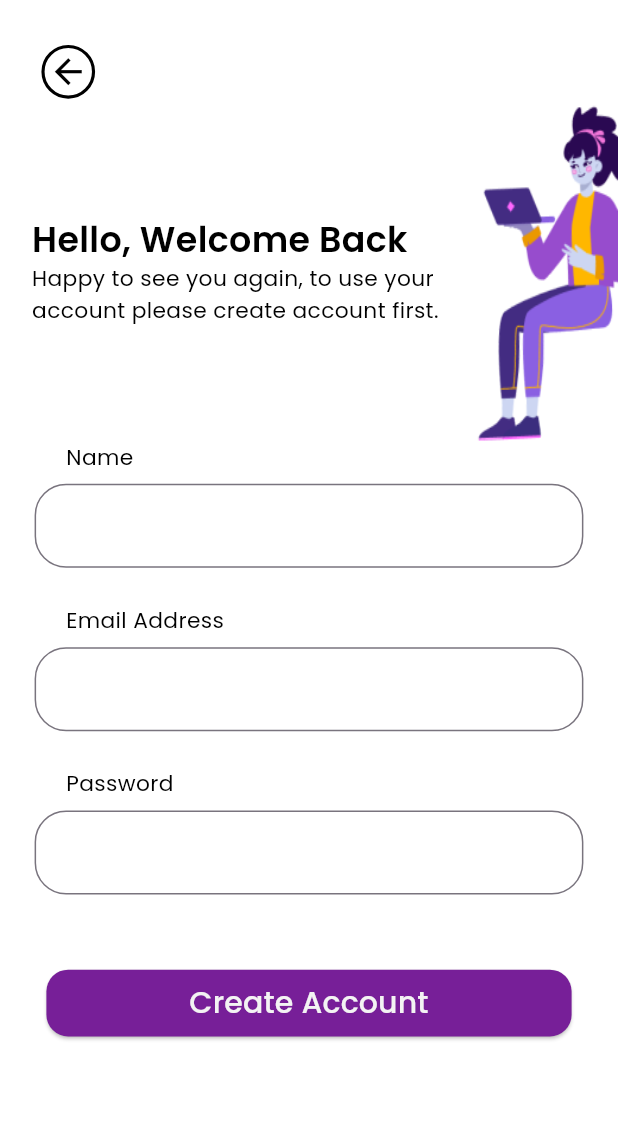
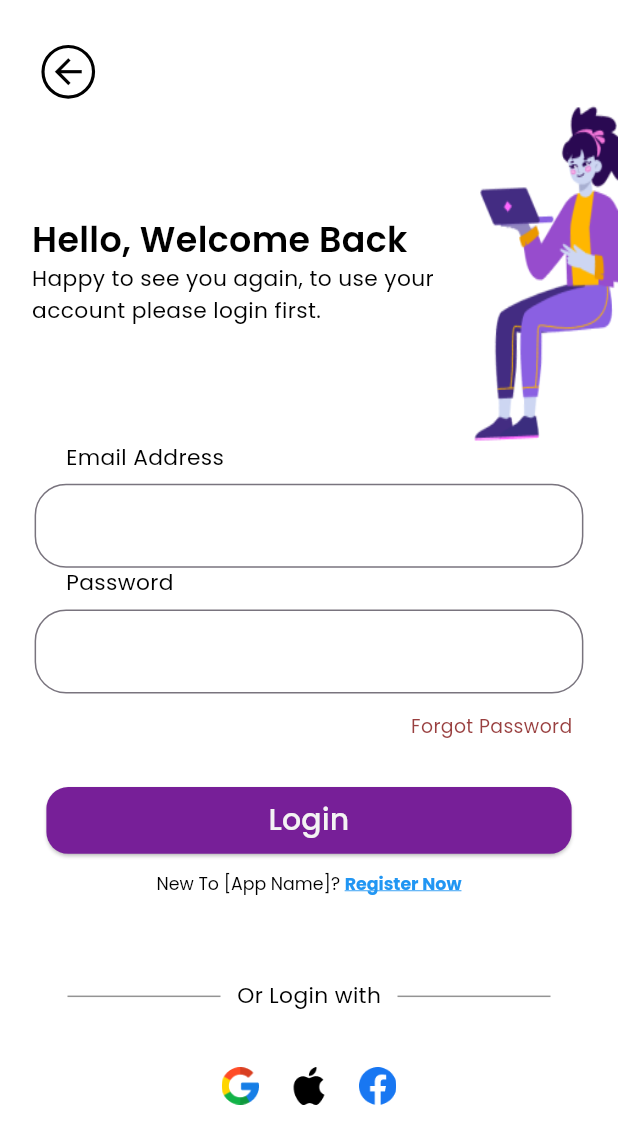
Before and after one commit to nhattruong02/MiniChatApp, a Flutter app: the screen it shows after launch, on a phone screen of 412 x 824 dp. Shown: the top 1144 px of the screen. Run offline on Flutter 3.47's test engine with Material 3 defaults, Android fonts, the phone set to English and light mode, and no system bars; our stand-ins replace cloud_firestore, firebase_auth, firebase_core, flutter_screenutil, google_fonts; accounts and stored records are empty.

Commit message:
+ logic_login_screen

```diff
--- a/lib/main.dart
+++ b/lib/main.dart
@@ -1,8 +1,20 @@
+import 'package:firebase_core/firebase_core.dart';
 import 'package:flutter/material.dart';
 import 'package:flutter_screenutil/flutter_screenutil.dart';
+import 'package:minichatapp/provider/auth_provider.dart';
+import 'package:minichatapp/provider/chat_provider.dart';
+import 'package:minichatapp/ui/bottom_bar/app_main_screen.dart';
+import 'package:minichatapp/ui/login/login_screen.dart';
 import 'package:minichatapp/ui/register/register_screen.dart';
+import 'package:provider/provider.dart';
 
-void main() {
+import 'firebase_options.dart';
+
+void main() async {
+  WidgetsFlutterBinding.ensureInitialized();
+  await Firebase.initializeApp(
+    options: DefaultFirebaseOptions.currentPlatform,
+  );
   runApp(const MyApp());
 }
 
@@ -12,17 +24,43 @@ class MyApp extends StatelessWidget {
   // This widget is the root of your application.
   @override
   Widget build(BuildContext context) {
-    return ScreenUtilInit(
+    return MultiProvider(
+      providers: [
+        ChangeNotifierProvider(create: (_) => AuthProvider()),
+        ChangeNotifierProvider(create: (_) => ChatProvider())
+      ],
+      child: ScreenUtilInit(
         designSize: const Size(393, 852),
         minTextAdapt: true,
         splitScreenMode: true,
         // Use builder only if you need to use library outside ScreenUtilInit context
         builder: (_, child) {
-        return const MaterialApp(
+          return MaterialApp(
             debugShowCheckedModeBanner: false,
-          home: RegisterScreen(),
+            home: const AuthenticationWrapper(),
+            routes: {
+              '/home': (context) => const AppMainScreen(),
+              '/login': (context) => const LoginScreen(),
+              '/register': (context) => const RegisterScreen(),
+            },
           );
         },
+      ),
     );
   }
 }
+
+class AuthenticationWrapper extends StatelessWidget {
+  const AuthenticationWrapper({super.key});
+
+  @override
+  Widget build(BuildContext context) {
+    return Consumer<AuthProvider>(builder: (context, authProvider, child) {
+      if (authProvider.isSignedIn) {
+        return const AppMainScreen();
+      } else {
+        return const LoginScreen();
+      }
+    });
+  }
+}
--- /dev/null
+++ b/lib/provider/auth_provider.dart
@@ -0,0 +1,31 @@
+import 'package:cloud_firestore/cloud_firestore.dart';
+import 'package:firebase_auth/firebase_auth.dart';
+import 'package:flutter/cupertino.dart';
+
+class AuthProvider with ChangeNotifier {
+  final FirebaseAuth _auth = FirebaseAuth.instance;
+  final FirebaseFirestore _firestore = FirebaseFirestore.instance;
+
+  User? get curentUser => _auth.currentUser;
+  bool get isSignedIn => curentUser != null;
+  Future<void> login(String email, String password) async {
+    await _auth.signInWithEmailAndPassword(email: email, password: password);
+    notifyListeners();
+  }
+
+  Future<void> register(String name, String email, String password) async {
+    UserCredential userCredential = await _auth.createUserWithEmailAndPassword(
+        email: email, password: password);
+    await _firestore.collection('user').doc(userCredential.user!.uid).set({
+      'uid': userCredential.user!.uid,
+      'email': email,
+      'name': name,
+    });
+    notifyListeners();
+  }
+
+  Future<void> logout() async {
+    await _auth.signOut();
+    notifyListeners();
+  }
+}
--- a/lib/ui/login/login_screen.dart
+++ b/lib/ui/login/login_screen.dart
@@ -1,8 +1,11 @@
+import 'package:flutter/gestures.dart';
 import 'package:flutter/material.dart';
 import 'package:flutter_screenutil/flutter_screenutil.dart';
 import 'package:google_fonts/google_fonts.dart';
+import 'package:minichatapp/provider/auth_provider.dart';
 import 'package:minichatapp/utils/asset_image_loader.dart';
 import 'package:minichatapp/utils/colors.dart';
+import 'package:provider/provider.dart';
 
 import '../../utils/strings.dart';
 import '../../widget/custom_elevated_button.dart';
@@ -16,8 +19,13 @@ class LoginScreen extends StatefulWidget {
 }
 
 class _LoginScreenState extends State<LoginScreen> {
+  final GlobalKey<FormState> _formKey = GlobalKey<FormState>();
+  final TextEditingController _emailController = TextEditingController();
+  final TextEditingController _passwordController = TextEditingController();
+
   @override
   Widget build(BuildContext context) {
+    final authProvider = Provider.of<AuthProvider>(context);
     return SafeArea(
         child: Scaffold(
       backgroundColor: Colors.white,
@@ -27,13 +35,22 @@ class _LoginScreenState extends State<LoginScreen> {
         children: [
           _buildIconBack(),
           _buildRowTitleContentAndImage(),
-          _buildTextFormFieldEmail(),
-          26.verticalSpace,
-          _buildTextFormFieldPassWord(),
+          Form(
+            key: _formKey,
+            autovalidateMode: AutovalidateMode.onUserInteraction,
+            child: Column(
+              children: [
+                _buildTextFormFieldEmail(),
+                _buildTextFormFieldPassWord(),
+              ],
+            ),
+          ),
           _buildTextForgotPassWord(),
-          50.verticalSpace,
-          _buildButtonLogin(),
-          68.verticalSpace,
+          30.verticalSpace,
+          _buildButtonLogin(authProvider, context),
+          10.verticalSpace,
+          _buildTextAndRegisterNow(),
+          58.verticalSpace,
           _buildTextAndDivider(),
           38.verticalSpace,
           _buildRowPlatform(),
@@ -98,14 +115,31 @@ class _LoginScreenState extends State<LoginScreen> {
   }
 
   Widget _buildTextFormFieldEmail() {
-    return const CustomTextFormField(
+    return CustomTextFormField(
       textTitle: "Email Address",
+      controller: _emailController,
+      validator: (value) {
+        if (value == null || value.isEmpty) {
+          return 'Email không được để trống';
+        }
+        if (!RegExp(r'^[^@]+@[^@]+\.[^@]+').hasMatch(value)) {
+          return 'Email không hợp lệ';
+        }
+        return null;
+      },
     );
   }
 
   Widget _buildTextFormFieldPassWord() {
-    return const CustomTextFormField(
+    return CustomTextFormField(
       textTitle: "Password",
+      controller: _passwordController,
+      validator: (value) {
+        if (value == null || value.isEmpty) {
+          return 'Password không được để trống';
+        }
+        return null;
+      },
     );
   }
 
@@ -124,9 +158,9 @@ class _LoginScreenState extends State<LoginScreen> {
             textAlign: TextAlign.start));
   }
 
-  Widget _buildButtonLogin() {
+  Widget _buildButtonLogin(AuthProvider authProvider, BuildContext context) {
     return CustomElevatedButton(
-      onPressed: () {},
+      onPressed: () => _onHandleLogin(authProvider, context),
       text: AppStrings.textButtonLogin,
       backgroundColor: AppColors.colorButton,
       borderRadius: BorderRadius.circular(15).r,
@@ -135,6 +169,35 @@ class _LoginScreenState extends State<LoginScreen> {
       minimumSizeHeight: 46,
       minimumSizeWith: 334,
       textColor: AppColors.textButton,
+    );
+  }
+
+  Widget _buildTextAndRegisterNow() {
+    return Center(
+      child: RichText(
+        text: TextSpan(
+          text: "New To [App Name]? ",
+          style: GoogleFonts.poppins(
+              color: Colors.black,
+              fontSize: 12.sp,
+              fontWeight: FontWeight.w400),
+          children: <TextSpan>[
+            TextSpan(
+              recognizer: TapGestureRecognizer()
+                ..onTap = () {
+                  Navigator.pushNamed(context, '/register');
+                },
+              text: "Register Now",
+              style: GoogleFonts.poppins(
+                fontSize: 12.sp,
+                fontWeight: FontWeight.bold,
+                decoration: TextDecoration.underline,
+                color: Colors.blue,
+              ),
+            ),
+          ],
+        ),
+      ),
     );
   }
 
@@ -183,4 +246,14 @@ class _LoginScreenState extends State<LoginScreen> {
       ),
     );
   }
+
+  /*
+  check form is valid or not
+  */
+  void _onHandleLogin(AuthProvider authProvider, BuildContext context) async {
+    if (_formKey.currentState!.validate()) {
+      await authProvider.login(_emailController.text, _passwordController.text);
+      Navigator.pushNamed(context, '/home');
+    } else {}
+  }
 }
--- a/lib/ui/register/register_screen.dart
+++ b/lib/ui/register/register_screen.dart
@@ -16,6 +16,10 @@ class RegisterScreen extends StatefulWidget {
 }
 
 class _RegisterScreenState extends State<RegisterScreen> {
+  final TextEditingController _nameController = TextEditingController();
+  final TextEditingController _emailController = TextEditingController();
+  final TextEditingController _passwordController = TextEditingController();
+
   @override
   Widget build(BuildContext context) {
     return SafeArea(
@@ -96,20 +100,23 @@ class _RegisterScreenState extends State<RegisterScreen> {
   }
 
   Widget _buildTextFormFieldName() {
-    return const CustomTextFormField(
+    return CustomTextFormField(
       textTitle: "Name",
+      controller: _nameController,
     );
   }
 
   Widget _buildTextFormFieldEmail() {
-    return const CustomTextFormField(
+    return CustomTextFormField(
       textTitle: "Email Address",
+      controller: _emailController,
     );
   }
 
   Widget _buildTextFormFieldPassWord() {
-    return const CustomTextFormField(
+    return CustomTextFormField(
       textTitle: "Password",
+      controller: _passwordController,
     );
   }
 
--- a/lib/utils/strings.dart
+++ b/lib/utils/strings.dart
@@ -7,6 +7,7 @@ class AppStrings {
       "Happy to see you again, to use your\naccount please login first.";
   static const String textContentHelloRegister =
       "Happy to see you again, to use your\naccount please create account first.";
+  static const String textRegister = "New To [App Name]? Register Now";
   static const String textEmail = "Email Address";
   static const String textPassword = "Password";
   static const String textForgotPassword = "Forgot Password";
--- a/lib/widget/custom_text_form_field.dart
+++ b/lib/widget/custom_text_form_field.dart
@@ -6,10 +6,14 @@ import '../utils/colors.dart';
 
 class CustomTextFormField extends StatelessWidget {
   final String textTitle;
+  final TextEditingController controller;
+  final String? Function(String?)? validator;
 
   const CustomTextFormField({
     super.key,
     required this.textTitle,
+    required this.controller,
+    this.validator,
   });
 
   @override
@@ -31,11 +35,18 @@ class CustomTextFormField extends StatelessWidget {
           ),
           7.verticalSpace,
           TextFormField(
+            controller: controller,
+            validator: validator,
             decoration: InputDecoration(
               border: OutlineInputBorder(
                   borderRadius: BorderRadius.circular(20).w,
                   borderSide: BorderSide(
                       color: AppColors.colorBorderTextFormField, width: 2.0.w)),
+              errorStyle: GoogleFonts.poppins(
+                color: Colors.red,
+                fontSize: 12.sp,
+                fontWeight: FontWeight.w400,
+              ),
             ),
           )
         ],
```
Also changed, not shown: lib/provider/chat_provider.dart (added, +75 -0 lines). Lines whose indentation alone changed are shown as unchanged.
